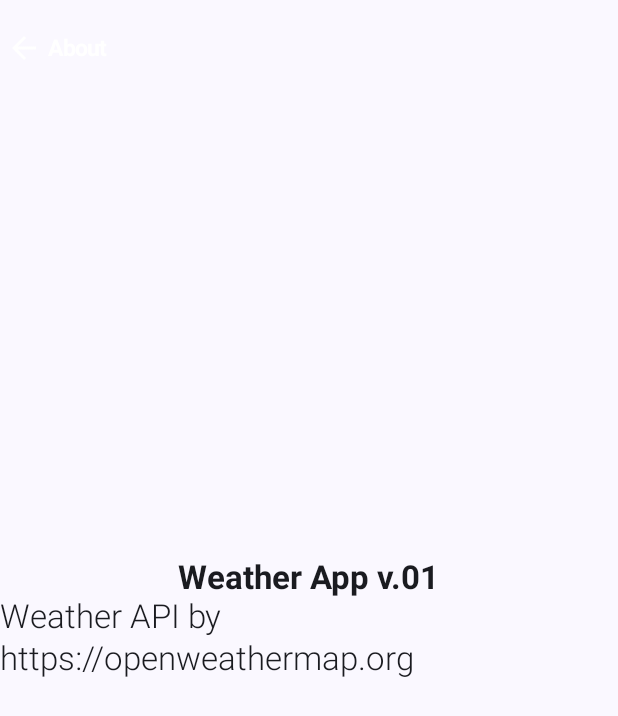
After one commit to JohanLiebert66/JetWeatherForecast, an Android app built with Jetpack Compose: the AboutScreen screen opened through its navigation route, on a phone screen of 412 x 824 dp. The commit adds this screen. Shown: the top 716 px of the screen. Run offline under Robolectric (Android 15) with nearby library versions, the phone set to English and light mode, and no system bars; our stand-ins replace Dagger/Hilt's generated code; pictures from the network do not load.

Commit message:
- Finishing the Drop Down Menu setup - Setup the Navigation to the 3 Drop down items (screens) --> [About, Favorites and Settings] - Finish the 'About' Screen

```diff
--- a/app/src/main/java/com/example/jetweatherforecast/navigation/WeatherNavigation.kt
+++ b/app/src/main/java/com/example/jetweatherforecast/navigation/WeatherNavigation.kt
@@ -7,9 +7,12 @@ import androidx.navigation.compose.NavHost
 import androidx.navigation.compose.composable
 import androidx.navigation.compose.rememberNavController
 import androidx.navigation.navArgument
+import com.example.jetweatherforecast.screens.about.AboutScreen
+import com.example.jetweatherforecast.screens.favorites.FavoritesScreen
 import com.example.jetweatherforecast.screens.main.MainScreen
 import com.example.jetweatherforecast.screens.main.MainViewModel
 import com.example.jetweatherforecast.screens.search.SearchScreen
+import com.example.jetweatherforecast.screens.settings.SettingsScreen
 import com.example.jetweatherforecast.screens.splash.WeatherSplashScreen
 
 
@@ -43,5 +46,17 @@ fun WeatherNavigation() {
         composable(WeatherScreens.SearchScreen.name) {
             SearchScreen(navController = navController)
         }
+
+        composable(WeatherScreens.AboutScreen.name) {
+            AboutScreen(navController = navController)
+        }
+
+        composable(WeatherScreens.SettingsScreen.name) {
+            SettingsScreen(navController = navController)
+        }
+
+        composable(WeatherScreens.FavoriteScreen.name) {
+            FavoritesScreen(navController = navController)
+        }
     }
 }
--- /dev/null
+++ b/app/src/main/java/com/example/jetweatherforecast/screens/about/AboutScreen.kt
@@ -0,0 +1,58 @@
+package com.example.jetweatherforecast.screens.about
+
+import android.annotation.SuppressLint
+import androidx.compose.foundation.layout.Arrangement
+import androidx.compose.foundation.layout.Column
+import androidx.compose.foundation.layout.fillMaxHeight
+import androidx.compose.foundation.layout.fillMaxWidth
+import androidx.compose.material.icons.Icons
+import androidx.compose.material.icons.filled.ArrowBack
+import androidx.compose.material3.MaterialTheme
+import androidx.compose.material3.Scaffold
+import androidx.compose.material3.Surface
+import androidx.compose.material3.Text
+import androidx.compose.runtime.Composable
+import androidx.compose.ui.Alignment
+import androidx.compose.ui.Modifier
+import androidx.compose.ui.res.stringResource
+import androidx.compose.ui.text.font.FontWeight
+import androidx.navigation.NavController
+import com.example.jetweatherforecast.R
+import com.example.jetweatherforecast.widgets.WeatherAppBar
+
+@SuppressLint("UnusedMaterial3ScaffoldPaddingParameter")
+@Composable
+fun AboutScreen(navController: NavController,modifier: Modifier = Modifier) {
+    Scaffold (
+        topBar = {
+            WeatherAppBar(
+                title = "About",
+                icon = Icons.Default.ArrowBack,
+                false,
+                navController = navController
+            ){
+                navController.popBackStack() // go back to last screen
+            }
+        }
+    ){
+        Surface (modifier = Modifier
+            .fillMaxWidth()
+            .fillMaxHeight()){
+            Column (horizontalAlignment = Alignment.CenterHorizontally,
+                verticalArrangement = Arrangement.Center) {
+                Text(
+                    text = stringResource(R.string.about_app),
+                    style = MaterialTheme.typography.titleLarge,
+                    fontWeight = FontWeight.Bold
+                )
+
+                Text(
+                    text = "Weather API by " + stringResource(R.string.api_used),
+                    style = MaterialTheme.typography.titleLarge,
+                    fontWeight = FontWeight.Light
+                )
+            }
+        }
+    }
+
+}
--- a/app/src/main/res/values/strings.xml
+++ b/app/src/main/res/values/strings.xml
@@ -1,5 +1,7 @@
 <?xml version="1.0" encoding="utf-8"?>
 <resources>
     <string name="app_name">JetWeatherForecast</string>
+    <string name="about_app">Weather App v.01</string>
+    <string name="api_used">https://openweathermap.org</string>
 
 </resources>
```
Also changed, not shown: app/src/main/java/com/example/jetweatherforecast/screens/favorites/FavoritesScreen.kt (added, +11 -0 lines), app/src/main/java/com/example/jetweatherforecast/screens/settings/SettingsScreen.kt (added, +11 -0 lines), app/src/main/java/com/example/jetweatherforecast/widgets/WeatherAppBar.kt (+47 -11 lines).
